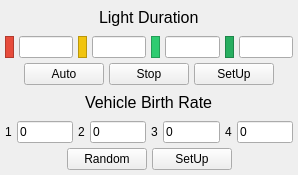
Before: the Qt Designer form simulationcontrol.ui in KimangKhenng/Traffic-SImulation-and-Visualization, drawn with Qt 5.
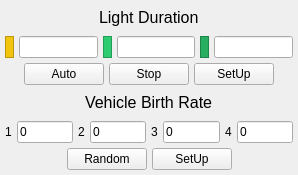
After: the same form once the commit is applied.

The edit to the form file:
```diff
--- a/simulationcontrol.ui
+++ b/simulationcontrol.ui
@@ -86,28 +86,6 @@
    </item>
    <item>
     <layout class="QHBoxLayout" name="horizontalLayout">
-     <item>
-      <widget class="QLabel" name="m_red_label">
-       <property name="autoFillBackground">
-        <bool>false</bool>
-       </property>
-       <property name="styleSheet">
-        <string notr="true">background-color: rgb(231, 76, 60);</string>
-       </property>
-       <property name="frameShape">
-        <enum>QFrame::StyledPanel</enum>
-       </property>
-       <property name="frameShadow">
-        <enum>QFrame::Plain</enum>
-       </property>
-       <property name="text">
-        <string/>
-       </property>
-      </widget>
-     </item>
-     <item>
-      <widget class="QLineEdit" name="m_red"/>
-     </item>
      <item>
       <widget class="QLabel" name="m_yellow_label">
        <property name="autoFillBackground">
```
